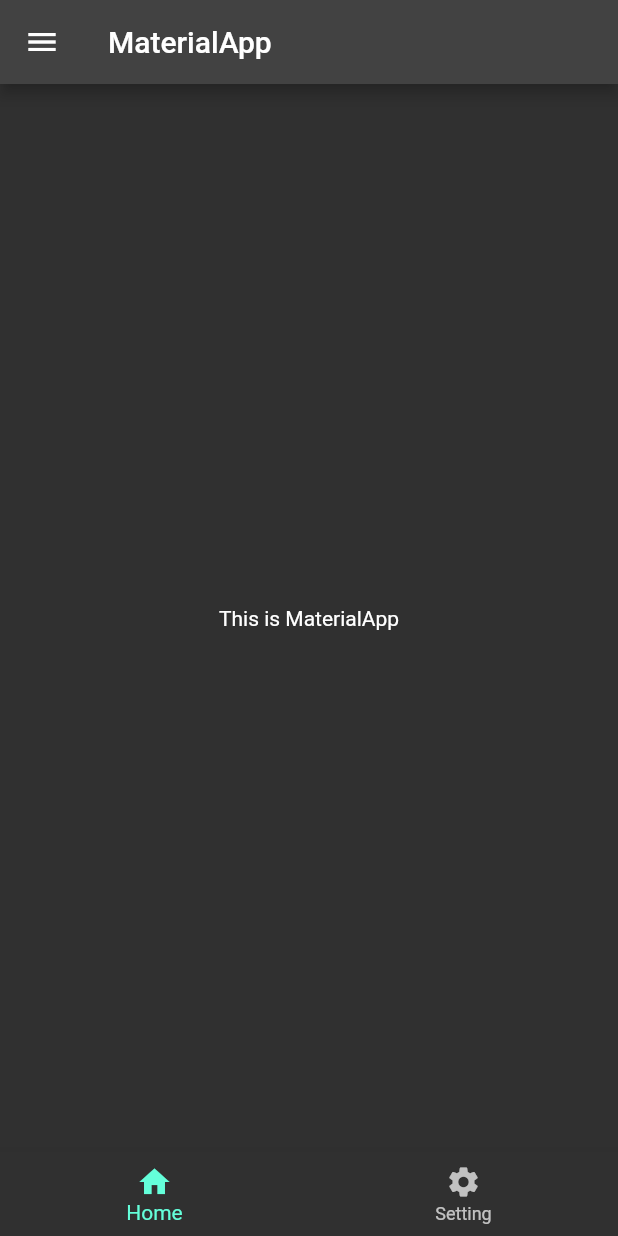
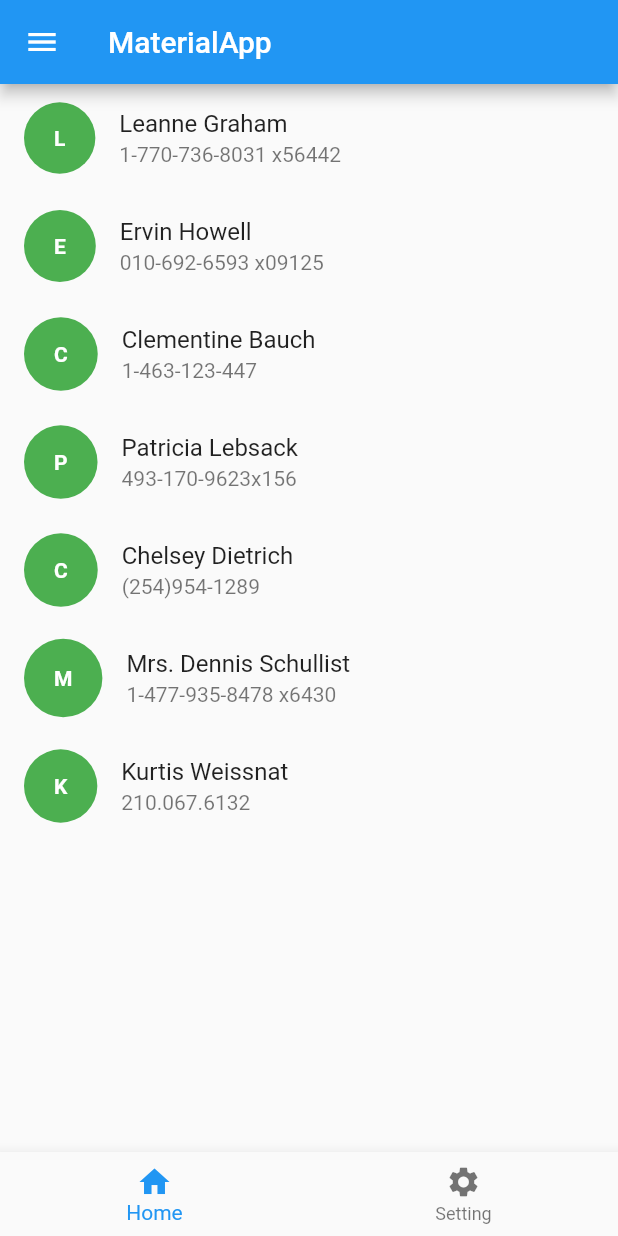
Before and after one commit to PuspitaKartika/flutter_puspita-kartika-sari, a Flutter app: the screen it shows after launch, on a phone screen of 412 x 824 dp. Run offline on Flutter 3.47's test engine with Material 2 defaults, Android fonts, the light colour scheme and no system bars.

Commit message:
ubah tema jadi light dan home berisi list view contact

```diff
--- a/minggu ke-4/2_Platform Widget/praktikum/soal_prioritas1/lib/home_page.dart
+++ b/minggu ke-4/2_Platform Widget/praktikum/soal_prioritas1/lib/home_page.dart
@@ -1,4 +1,5 @@
 import 'package:flutter/material.dart';
+import 'package:soal_prioritas1/model/contact_model.dart';
 
 class HomePage extends StatefulWidget {
   const HomePage({super.key});
@@ -8,6 +9,16 @@ class HomePage extends StatefulWidget {
 }
 
 class _HomePageState extends State<HomePage> {
+  List<ContactModel> contactList = [
+    ContactModel(name: "Leanne Graham", no: "1-770-736-8031 x56442"),
+    ContactModel(name: "Ervin Howell", no: "010-692-6593 x09125"),
+    ContactModel(name: "Clementine Bauch", no: "1-463-123-447"),
+    ContactModel(name: "Patricia Lebsack", no: "493-170-9623x156"),
+    ContactModel(name: "Chelsey Dietrich", no: "(254)954-1289"),
+    ContactModel(name: "Mrs. Dennis Schullist", no: "1-477-935-8478 x6430"),
+    ContactModel(name: "Kurtis Weissnat", no: "210.067.6132")
+  ];
+
   @override
   Widget build(BuildContext context) {
     return Scaffold(
@@ -26,7 +37,25 @@ class _HomePageState extends State<HomePage> {
           ],
         ),
       ),
-      body: const Center(child: Text("This is MaterialApp")),
+      body: ListView.builder(
+          itemCount: contactList.length,
+          itemBuilder: (context, index) {
+            final contact = contactList[index];
+            return ListTile(
+              leading: Container(
+                padding: const EdgeInsets.all(20),
+                decoration: const BoxDecoration(
+                    shape: BoxShape.circle, color: Colors.green),
+                child: Text(
+                  contact.name![0],
+                  style: const TextStyle(
+                      color: Colors.white, fontWeight: FontWeight.bold),
+                ),
+              ),
+              title: Text(contact.name!),
+              subtitle: Text(contact.no!),
+            );
+          }),
       bottomNavigationBar: BottomNavigationBar(items: const [
         BottomNavigationBarItem(icon: Icon(Icons.home), label: 'Home'),
         BottomNavigationBarItem(
--- a/minggu ke-4/2_Platform Widget/praktikum/soal_prioritas1/lib/main.dart
+++ b/minggu ke-4/2_Platform Widget/praktikum/soal_prioritas1/lib/main.dart
@@ -13,7 +13,7 @@ class MyApp extends StatelessWidget {
   Widget build(BuildContext context) {
     return MaterialApp(
         title: 'Flutter Demo',
-        theme: ThemeData.dark(),
+        theme: ThemeData.light(),
         initialRoute: 'home',
         routes: {'home': (_) => const HomePage()});
   }
--- /dev/null
+++ b/minggu ke-4/2_Platform Widget/praktikum/soal_prioritas1/lib/model/contact_model.dart
@@ -0,0 +1,6 @@
+class ContactModel {
+  String? name;
+  String? no;
+
+  ContactModel({this.name, this.no});
+}
```
Also changed, not shown: 1 other file.
